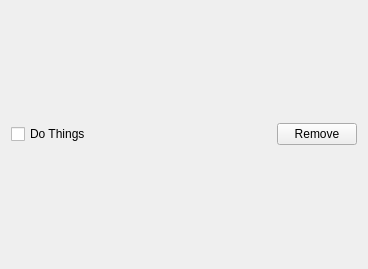
The window that Item.ui (Viuss/CSE165Proj-ToDo-List-QT) describes before a commit, drawn with Qt 5.
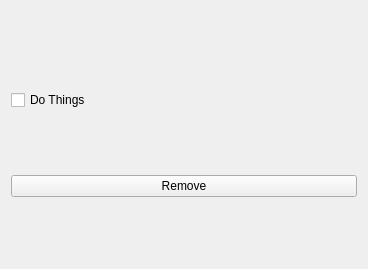
The same window after the commit.

```diff
--- a/Item.ui
+++ b/Item.ui
@@ -15,12 +15,7 @@
   </property>
   <layout class="QHBoxLayout" name="horizontalLayout">
    <item>
-    <widget class="QCheckBox" name="checkbox">
-     <property name="text">
-      <string>Do Things</string>
-     </property>
-    </widget>
-   </item>
+    <layout class="QVBoxLayout" name="verticalLayout">
    <item>
     <spacer name="horizontalSpacer">
      <property name="orientation">
@@ -34,12 +29,21 @@
      </property>
     </spacer>
    </item>
+     <item>
+      <widget class="QCheckBox" name="checkbox">
+       <property name="text">
+        <string>Do Things</string>
+       </property>
+      </widget>
+     </item>
    <item>
     <widget class="QPushButton" name="removeButton">
      <property name="text">
       <string>Remove</string>
      </property>
     </widget>
+     </item>
+    </layout>
    </item>
   </layout>
  </widget>
```
Lines whose indentation alone changed are shown as unchanged.
